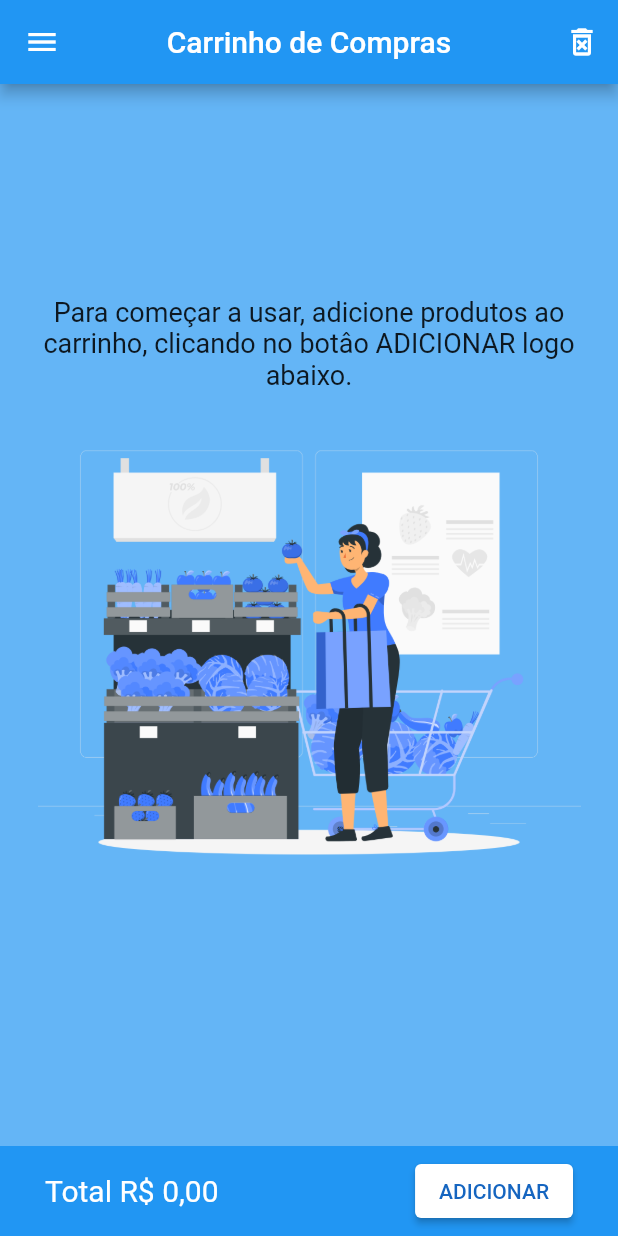
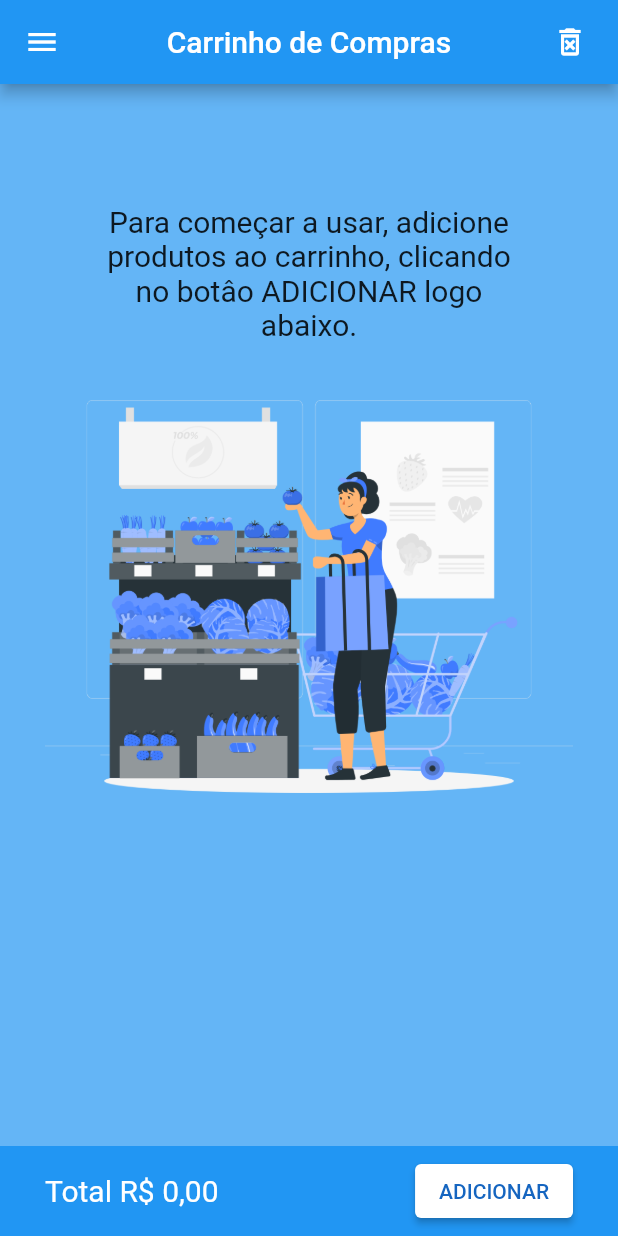
Before and after one commit to devlucasandrade/app_lista_de_compras_v1, a Flutter app: the screen it shows after launch, on a phone screen of 412 x 824 dp. Run offline on Flutter 3.47's test engine with Material 2 defaults, Android fonts, the phone set to English and light mode, and no system bars; our stand-ins replace package_info_plus, smooth_page_indicator, sqflite; accounts and stored records are empty.

Commit message:
Função limpar lista + ajustes menores

```diff
--- a/lib/pages/carrinho_de_compras.dart
+++ b/lib/pages/carrinho_de_compras.dart
@@ -30,14 +30,17 @@ class _CarrinhoDeComprasState extends State<CarrinhoDeCompras> {
         title: const Text('Carrinho de Compras'),
         centerTitle: true,
         actions: [
-          IconButton(
+          Padding(
+            padding: const EdgeInsets.only(right: 8),
+            child: IconButton(
               onPressed: () {
+                if (produtos.count > 0) {
                   showDialog(
                     context: context,
                     builder: (context) => AlertDialog(
                       title: const Text("Limpar Lista?"),
                       content: const Text(
-                    "Tem certeza que quer remover TODOS o item do carrinho?",
+                        "Tem certeza que quer remover TODOS os itens do carrinho?",
                       ),
                       actions: [
                         TextButton(
@@ -61,9 +64,34 @@ class _CarrinhoDeComprasState extends State<CarrinhoDeCompras> {
                       ],
                     ),
                   );
+                } else {
+                  showDialog(
+                    context: context,
+                    builder: (context) => AlertDialog(
+                      title: const Text("Lista Vazia"),
+                      content: const Text(
+                        "A lista de produtos atual já está vazia. Cadastre novos produtos para começar a usar.",
+                      ),
+                      actions: [
+                        TextButton(
+                          child: const Text(
+                            "SAIR",
+                            style: TextStyle(
+                              color: Colors.red,
+                            ),
+                          ),
+                          onPressed: () {
+                            Navigator.of(context).pop();
+                          },
+                        ),
+                      ],
+                    ),
+                  );
+                }
               },
               icon: Icon(
                 Icons.delete_forever_outlined,
+              ),
             ),
           ),
         ],
@@ -78,15 +106,18 @@ class _CarrinhoDeComprasState extends State<CarrinhoDeCompras> {
                   )
                 : Consumer<ListaDeProdutos>(
                     child: Padding(
-                      padding: const EdgeInsets.symmetric(horizontal: 25),
+                      padding: const EdgeInsets.symmetric(horizontal: 30),
                       child: Column(
-                        mainAxisAlignment: MainAxisAlignment.center,
+                        mainAxisAlignment: MainAxisAlignment.start,
                         children: [
-                          const Text(
+                          Padding(
+                            padding: const EdgeInsets.fromLTRB(30, 80, 30, 0),
+                            child: const Text(
                               'Para começar a usar, adicione produtos ao carrinho, clicando no botâo ADICIONAR logo abaixo.',
                               textAlign: TextAlign.center,
                               style: TextStyle(
-                              fontSize: 18,
+                                fontSize: 20,
+                              ),
                             ),
                           ),
                           Image.asset(
--- a/pubspec.yaml
+++ b/pubspec.yaml
@@ -15,7 +15,8 @@ publish_to: 'none' # Remove this line if you wish to publish to pub.dev
 # In iOS, build-name is used as CFBundleShortVersionString while build-number used as CFBundleVersion.
 # Read more about iOS versioning at
 # https://developer.apple.com/library/archive/documentation/General/Reference/InfoPlistKeyReference/Articles/CoreFoundationKeys.html
-version: 1.0.6
+version: 1.0.0
+
 
 environment:
   sdk: ">=2.16.2 <3.0.0"
```
Also changed, not shown: 1 other file. Lines whose indentation alone changed are shown as unchanged.
